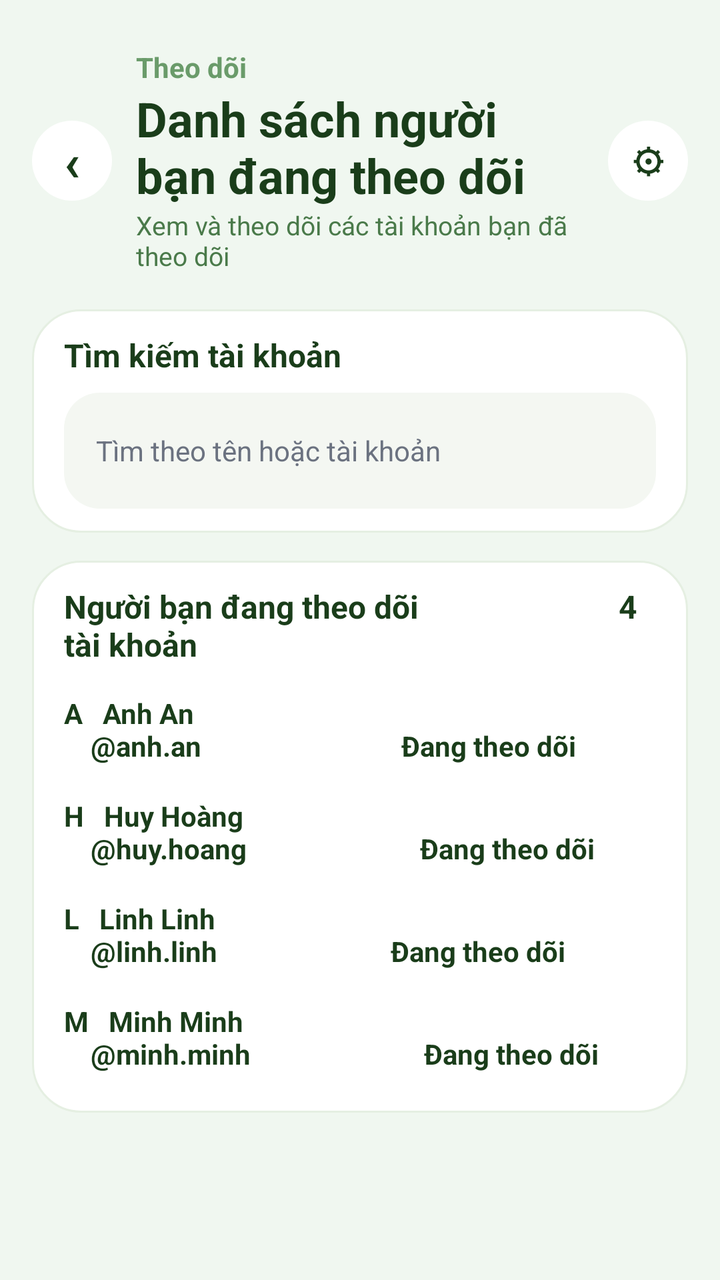
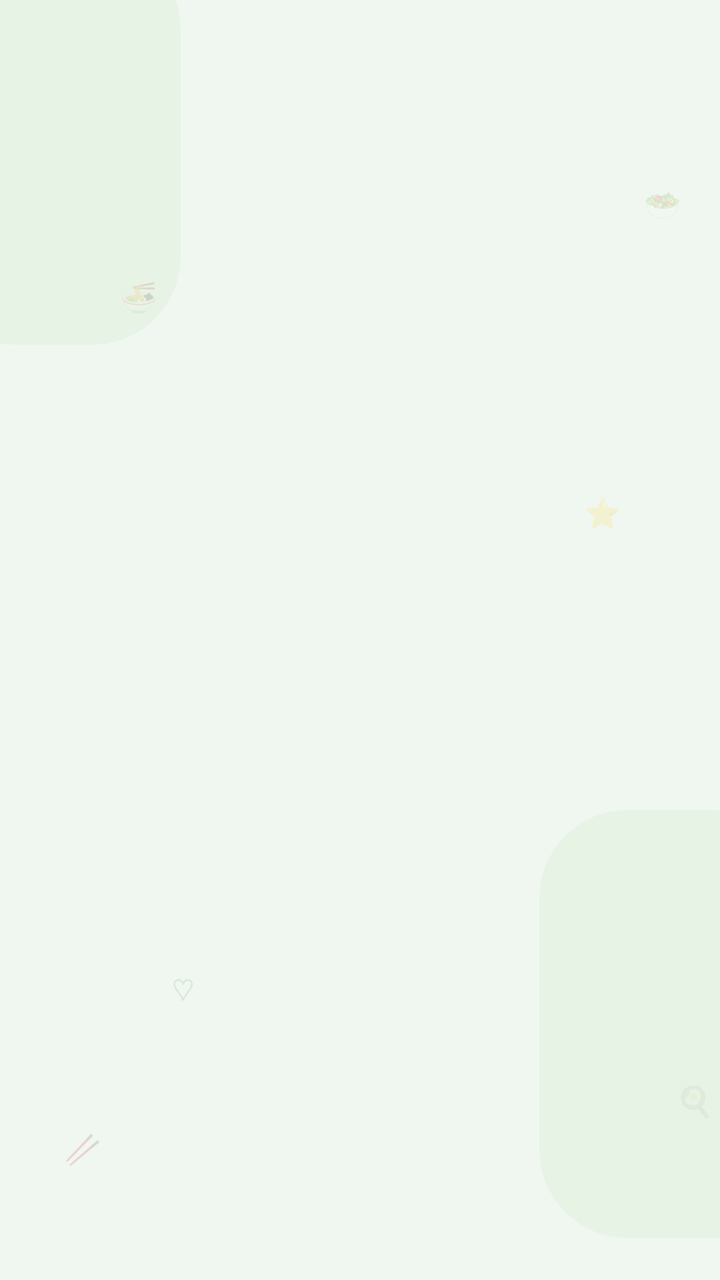

Compare the two renders of this Android layout. The source of the first and the diff that turns it into the second are given below.
<!-- AndroidManifest.xml: application theme AppTheme -->
<!-- res/layout/activity_frame_28_following.xml -->
<?xml version="1.0" encoding="utf-8"?>
<ScrollView xmlns:android="http://schemas.android.com/apk/res/android"
    android:layout_width="match_parent"
    android:layout_height="match_parent"
    android:background="@color/panda_bg"
    android:fillViewport="true">

    <LinearLayout
        android:id="@id/screen_content"
        android:layout_width="match_parent"
        android:layout_height="wrap_content"
        android:orientation="vertical"
        android:paddingStart="16dp"
        android:paddingTop="24dp"
        android:paddingEnd="16dp"
        android:paddingBottom="24dp">

        <LinearLayout
            android:layout_width="match_parent"
            android:layout_height="wrap_content"
            android:gravity="center_vertical"
            android:orientation="horizontal"
            android:paddingBottom="10dp">

            <TextView
                android:layout_width="40dp"
                android:layout_height="40dp"
                android:background="@drawable/bg_circle_white"
                android:gravity="center"
                android:text="‹"
                android:textColor="@color/panda_green_dark"
                android:textSize="26sp"
                android:textStyle="bold" />

            <LinearLayout
                android:layout_width="0dp"
                android:layout_height="wrap_content"
                android:layout_marginStart="12dp"
                android:layout_marginEnd="12dp"
                android:layout_weight="1"
                android:orientation="vertical">

                <TextView
                    android:layout_width="match_parent"
                    android:layout_height="wrap_content"
                    android:text="Theo dõi"
                    android:textColor="@color/panda_green_light_text"
                    android:textSize="14sp"
                    android:textStyle="bold" />

                <TextView
                    android:layout_width="match_parent"
                    android:layout_height="wrap_content"
                    android:text="Danh sách người bạn đang theo dõi"
                    android:textColor="@color/panda_green_dark"
                    android:textSize="24sp"
                    android:textStyle="bold" />

                <TextView
                    android:layout_width="match_parent"
                    android:layout_height="wrap_content"
                    android:text="Xem và theo dõi các tài khoản bạn đã theo dõi"
                    android:textColor="@color/panda_green_mid"
                    android:textSize="13sp" />
            </LinearLayout>

            <TextView
                android:layout_width="40dp"
                android:layout_height="40dp"
                android:background="@drawable/bg_circle_white"
                android:gravity="center"
                android:text="⚙"
                android:textColor="@color/panda_green_dark"
                android:textSize="17sp"
                android:textStyle="bold" />
        </LinearLayout>

        <LinearLayout
            android:layout_width="match_parent"
            android:layout_height="wrap_content"
            android:layout_marginTop="8dp"
            android:layout_marginBottom="6dp"
            android:background="@drawable/bg_figma_card"
            android:orientation="vertical"
            android:paddingStart="16dp"
            android:paddingTop="12dp"
            android:paddingEnd="16dp"
            android:paddingBottom="12dp">

            <TextView
                android:layout_width="match_parent"
                android:layout_height="wrap_content"
                android:text="Tìm kiếm tài khoản"
                android:textColor="@color/panda_green_dark"
                android:textSize="16sp"
                android:textStyle="bold" />

            <TextView
                android:layout_width="match_parent"
                android:layout_height="58dp"
                android:layout_marginTop="8dp"
                android:background="@drawable/bg_figma_input"
                android:gravity="center_vertical"
                android:paddingStart="16dp"
                android:paddingEnd="16dp"
                android:text="Tìm theo tên hoặc tài khoản"
                android:textColor="@color/panda_gray"
                android:textSize="14sp" />
        </LinearLayout>

        <LinearLayout
            android:layout_width="match_parent"
            android:layout_height="wrap_content"
            android:layout_marginTop="8dp"
            android:layout_marginBottom="6dp"
            android:background="@drawable/bg_figma_card"
            android:orientation="vertical"
            android:paddingStart="16dp"
            android:paddingTop="12dp"
            android:paddingEnd="16dp"
            android:paddingBottom="12dp">

            <TextView
                android:layout_width="match_parent"
                android:layout_height="wrap_content"
                android:text="Người bạn đang theo dõi                         4 tài khoản"
                android:textColor="@color/panda_green_dark"
                android:textSize="16sp"
                android:textStyle="bold" />

            <TextView
                android:layout_width="match_parent"
                android:layout_height="wrap_content"
                android:paddingTop="14dp"
                android:paddingBottom="8dp"
                android:text="A   Anh An&#10;    \@anh.an                              Đang theo dõi"
                android:textColor="@color/panda_green_dark"
                android:textSize="14sp"
                android:textStyle="bold" />

            <TextView
                android:layout_width="match_parent"
                android:layout_height="wrap_content"
                android:paddingTop="8dp"
                android:paddingBottom="8dp"
                android:text="H   Huy Hoàng&#10;    \@huy.hoang                          Đang theo dõi"
                android:textColor="@color/panda_green_dark"
                android:textSize="14sp"
                android:textStyle="bold" />

            <TextView
                android:layout_width="match_parent"
                android:layout_height="wrap_content"
                android:paddingTop="8dp"
                android:paddingBottom="8dp"
                android:text="L   Linh Linh&#10;    \@linh.linh                          Đang theo dõi"
                android:textColor="@color/panda_green_dark"
                android:textSize="14sp"
                android:textStyle="bold" />

            <TextView
                android:layout_width="match_parent"
                android:layout_height="wrap_content"
                android:paddingTop="8dp"
                android:paddingBottom="8dp"
                android:text="M   Minh Minh&#10;    \@minh.minh                          Đang theo dõi"
                android:textColor="@color/panda_green_dark"
                android:textSize="14sp"
                android:textStyle="bold" />
        </LinearLayout>
    </LinearLayout>
</ScrollView>
<!-- resources referenced by this layout -->
<resources>
  <color name="panda_bg">#F0F7F0</color>
  <color name="panda_gray">#6B7280</color>
  <color name="panda_green_dark">#1A3D1A</color>
  <color name="panda_green_light_text">#6A9B6A</color>
  <color name="panda_green_mid">#4A7A4A</color>
  <!-- drawable bg_circle_white (drawable) -->
  <?xml version="1.0" encoding="utf-8"?>
  <shape xmlns:android="http://schemas.android.com/apk/res/android"
      android:shape="oval">
      <solid android:color="@color/panda_card" />
  </shape>
  <!-- drawable bg_figma_card (drawable) -->
  <?xml version="1.0" encoding="utf-8"?>
  <shape xmlns:android="http://schemas.android.com/apk/res/android"
      android:shape="rectangle">
      <solid android:color="@color/panda_card" />
      <stroke
          android:width="1dp"
          android:color="@color/panda_border" />
      <corners android:radius="24dp" />
  </shape>
  <!-- drawable bg_figma_input (drawable) -->
  <?xml version="1.0" encoding="utf-8"?>
  <shape xmlns:android="http://schemas.android.com/apk/res/android"
      android:shape="rectangle">
      <solid android:color="@color/panda_input" />
      <corners android:radius="18dp" />
  </shape>
  <style name="AppTheme" parent="@android:style/Theme.Material.Light.NoActionBar">
          <item name="android:fontFamily">sans-serif</item>
          <item name="android:windowLightStatusBar">true</item>
          <item name="android:statusBarColor">@color/panda_bg</item>
          <item name="android:navigationBarColor">@color/panda_bg</item>
          <item name="android:colorAccent">@color/panda_green</item>
      </style>
  <color name="panda_card">#FFFFFF</color>
  <color name="panda_border">#E5EFE2</color>
  <color name="panda_input">#F4F7F2</color>
  <color name="panda_green">#2D6A2D</color>
</resources>

<!-- the commit's change to res/layout/activity_frame_28_following.xml (unified diff, before → after) -->
@@ -1,172 +1,101 @@
 <?xml version="1.0" encoding="utf-8"?>
-<ScrollView xmlns:android="http://schemas.android.com/apk/res/android"
+<FrameLayout xmlns:android="http://schemas.android.com/apk/res/android"
     android:layout_width="match_parent"
     android:layout_height="match_parent"
-    android:background="@color/panda_bg"
-    android:fillViewport="true">
+    android:background="@color/panda_bg">
 
-    <LinearLayout
-        android:id="@id/screen_content"
+    <View
+        android:layout_width="126dp"
+        android:layout_height="202dp"
+        android:layout_marginStart="-36dp"
+        android:layout_marginTop="-30dp"
+        android:alpha="0.7"
+        android:background="@drawable/bg_figma_deco" />
+
+    <TextView
+        android:layout_width="wrap_content"
+        android:layout_height="wrap_content"
+        android:layout_marginStart="60dp"
+        android:layout_marginTop="138dp"
+        android:alpha="0.16"
+        android:text="🍜"
+        android:textColor="@color/panda_green_light_text"
+        android:textSize="15sp" />
+
+    <TextView
+        android:layout_width="wrap_content"
+        android:layout_height="wrap_content"
+        android:layout_marginStart="322dp"
+        android:layout_marginTop="92dp"
+        android:alpha="0.16"
+        android:text="🥗"
+        android:textColor="@color/panda_green_light_text"
+        android:textSize="15sp" />
+
+    <TextView
+        android:layout_width="wrap_content"
+        android:layout_height="wrap_content"
+        android:layout_marginStart="292dp"
+        android:layout_marginTop="246dp"
+        android:alpha="0.16"
+        android:text="⭐"
+        android:textColor="@color/panda_green_light_text"
+        android:textSize="15sp" />
+
+    <TextView
+        android:layout_width="wrap_content"
+        android:layout_height="wrap_content"
+        android:layout_marginStart="338dp"
+        android:layout_marginTop="540dp"
+        android:alpha="0.16"
+        android:text="🍳"
+        android:textColor="@color/panda_green_light_text"
+        android:textSize="15sp" />
+
+    <TextView
+        android:layout_width="wrap_content"
+        android:layout_height="wrap_content"
+        android:layout_marginStart="32dp"
+        android:layout_marginTop="564dp"
+        android:alpha="0.16"
+        android:text="🥢"
+        android:textColor="@color/panda_green_light_text"
+        android:textSize="15sp" />
+
+    <View
+        android:layout_width="132dp"
+        android:layout_height="214dp"
+        android:layout_gravity="bottom|end"
+        android:layout_marginEnd="-42dp"
+        android:layout_marginBottom="21dp"
+        android:alpha="0.68"
+        android:background="@drawable/bg_figma_deco" />
+
+    <TextView
+        android:layout_width="wrap_content"
+        android:layout_height="wrap_content"
+        android:layout_gravity="bottom|start"
+        android:layout_marginStart="86dp"
+        android:layout_marginBottom="135dp"
+        android:alpha="0.16"
+        android:text="♡"
+        android:textColor="@color/panda_green_light_text"
+        android:textSize="15sp" />
+
+    <ScrollView
         android:layout_width="match_parent"
-        android:layout_height="wrap_content"
-        android:orientation="vertical"
-        android:paddingStart="16dp"
-        android:paddingTop="24dp"
-        android:paddingEnd="16dp"
-        android:paddingBottom="24dp">
+        android:layout_height="match_parent"
+        android:fillViewport="true"
+        android:overScrollMode="never">
 
         <LinearLayout
+            android:id="@id/screen_content"
             android:layout_width="match_parent"
             android:layout_height="wrap_content"
-            android:gravity="center_vertical"
-            android:orientation="horizontal"
-            android:paddingBottom="10dp">
-
-            <TextView
-                android:layout_width="40dp"
-                android:layout_height="40dp"
-                android:background="@drawable/bg_circle_white"
-                android:gravity="center"
-                android:text="‹"
-                android:textColor="@color/panda_green_dark"
-                android:textSize="26sp"
-                android:textStyle="bold" />
-
-            <LinearLayout
-                android:layout_width="0dp"
-                android:layout_height="wrap_content"
-                android:layout_marginStart="12dp"
-                android:layout_marginEnd="12dp"
-                android:layout_weight="1"
-                android:orientation="vertical">
-
-                <TextView
-                    android:layout_width="match_parent"
-                    android:layout_height="wrap_content"
-                    android:text="Theo dõi"
-                    android:textColor="@color/panda_green_light_text"
-                    android:textSize="14sp"
-                    android:textStyle="bold" />
-
-                <TextView
-                    android:layout_width="match_parent"
-                    android:layout_height="wrap_content"
-                    android:text="Danh sách người bạn đang theo dõi"
-                    android:textColor="@color/panda_green_dark"
-                    android:textSize="24sp"
-                    android:textStyle="bold" />
-
-                <TextView
-                    android:layout_width="match_parent"
-                    android:layout_height="wrap_content"
-                    android:text="Xem và theo dõi các tài khoản bạn đã theo dõi"
-                    android:textColor="@color/panda_green_mid"
-                    android:textSize="13sp" />
-            </LinearLayout>
-
-            <TextView
-                android:layout_width="40dp"
-                android:layout_height="40dp"
-                android:background="@drawable/bg_circle_white"
-                android:gravity="center"
-                android:text="⚙"
-                android:textColor="@color/panda_green_dark"
-                android:textSize="17sp"
-                android:textStyle="bold" />
-        </LinearLayout>
-
-        <LinearLayout
-            android:layout_width="match_parent"
-            android:layout_height="wrap_content"
-            android:layout_marginTop="8dp"
-            android:layout_marginBottom="6dp"
-            android:background="@drawable/bg_figma_card"
             android:orientation="vertical"
             android:paddingStart="16dp"
-            android:paddingTop="12dp"
+            android:paddingTop="24dp"
             android:paddingEnd="16dp"
-            android:paddingBottom="12dp">
-
-            <TextView
-                android:layout_width="match_parent"
-                android:layout_height="wrap_content"
-                android:text="Tìm kiếm tài khoản"
-                android:textColor="@color/panda_green_dark"
-                android:textSize="16sp"
-                android:textStyle="bold" />
-
-            <TextView
-                android:layout_width="match_parent"
-                android:layout_height="58dp"
-                android:layout_marginTop="8dp"
-                android:background="@drawable/bg_figma_input"
-                android:gravity="center_vertical"
-                android:paddingStart="16dp"
-                android:paddingEnd="16dp"
-                android:text="Tìm theo tên hoặc tài khoản"
-                android:textColor="@color/panda_gray"
-                android:textSize="14sp" />
-        </LinearLayout>
-
-        <LinearLayout
-            android:layout_width="match_parent"
-            android:layout_height="wrap_content"
-            android:layout_marginTop="8dp"
-            android:layout_marginBottom="6dp"
-            android:background="@drawable/bg_figma_card"
-            android:orientation="vertical"
-            android:paddingStart="16dp"
-            android:paddingTop="12dp"
-            android:paddingEnd="16dp"
-            android:paddingBottom="12dp">
-
-            <TextView
-                android:layout_width="match_parent"
-                android:layout_height="wrap_content"
-                android:text="Người bạn đang theo dõi                         4 tài khoản"
-                android:textColor="@color/panda_green_dark"
-                android:textSize="16sp"
-                android:textStyle="bold" />
-
-            <TextView
-                android:layout_width="match_parent"
-                android:layout_height="wrap_content"
-                android:paddingTop="14dp"
-                android:paddingBottom="8dp"
-                android:text="A   Anh An&#10;    \@anh.an                              Đang theo dõi"
-                android:textColor="@color/panda_green_dark"
-                android:textSize="14sp"
-                android:textStyle="bold" />
-
-            <TextView
-                android:layout_width="match_parent"
-                android:layout_height="wrap_content"
-                android:paddingTop="8dp"
-                android:paddingBottom="8dp"
-                android:text="H   Huy Hoàng&#10;    \@huy.hoang                          Đang theo dõi"
-                android:textColor="@color/panda_green_dark"
-                android:textSize="14sp"
-                android:textStyle="bold" />
-
-            <TextView
-                android:layout_width="match_parent"
-                android:layout_height="wrap_content"
-                android:paddingTop="8dp"
-                android:paddingBottom="8dp"
-                android:text="L   Linh Linh&#10;    \@linh.linh                          Đang theo dõi"
-                android:textColor="@color/panda_green_dark"
-                android:textSize="14sp"
-                android:textStyle="bold" />
-
-            <TextView
-                android:layout_width="match_parent"
-                android:layout_height="wrap_content"
-                android:paddingTop="8dp"
-                android:paddingBottom="8dp"
-                android:text="M   Minh Minh&#10;    \@minh.minh                          Đang theo dõi"
-                android:textColor="@color/panda_green_dark"
-                android:textSize="14sp"
-                android:textStyle="bold" />
-        </LinearLayout>
-    </LinearLayout>
-</ScrollView>
+            android:paddingBottom="24dp" />
+    </ScrollView>
+</FrameLayout>
<!-- resource entries referenced after the edit -->
@@ -1,32 +1,13 @@
 <!-- resources referenced by this layout -->
 <resources>
   <color name="panda_bg">#F0F7F0</color>
-  <color name="panda_gray">#6B7280</color>
-  <color name="panda_green_dark">#1A3D1A</color>
   <color name="panda_green_light_text">#6A9B6A</color>
-  <color name="panda_green_mid">#4A7A4A</color>
-  <!-- drawable bg_circle_white (drawable) -->
-  <?xml version="1.0" encoding="utf-8"?>
-  <shape xmlns:android="http://schemas.android.com/apk/res/android"
-      android:shape="oval">
-      <solid android:color="@color/panda_card" />
-  </shape>
-  <!-- drawable bg_figma_card (drawable) -->
+  <!-- drawable bg_figma_deco (drawable) -->
   <?xml version="1.0" encoding="utf-8"?>
   <shape xmlns:android="http://schemas.android.com/apk/res/android"
       android:shape="rectangle">
-      <solid android:color="@color/panda_card" />
-      <stroke
-          android:width="1dp"
-          android:color="@color/panda_border" />
-      <corners android:radius="24dp" />
-  </shape>
-  <!-- drawable bg_figma_input (drawable) -->
-  <?xml version="1.0" encoding="utf-8"?>
-  <shape xmlns:android="http://schemas.android.com/apk/res/android"
-      android:shape="rectangle">
-      <solid android:color="@color/panda_input" />
-      <corners android:radius="18dp" />
+      <solid android:color="@color/panda_mint" />
+      <corners android:radius="44dp" />
   </shape>
   <style name="AppTheme" parent="@android:style/Theme.Material.Light.NoActionBar">
           <item name="android:fontFamily">sans-serif</item>
@@ -35,9 +16,7 @@
           <item name="android:navigationBarColor">@color/panda_bg</item>
           <item name="android:colorAccent">@color/panda_green</item>
       </style>
-  <color name="panda_card">#FFFFFF</color>
-  <color name="panda_border">#E5EFE2</color>
-  <color name="panda_input">#F4F7F2</color>
+  <color name="panda_mint">#E4F2E1</color>
   <color name="panda_green">#2D6A2D</color>
 </resources>
 
